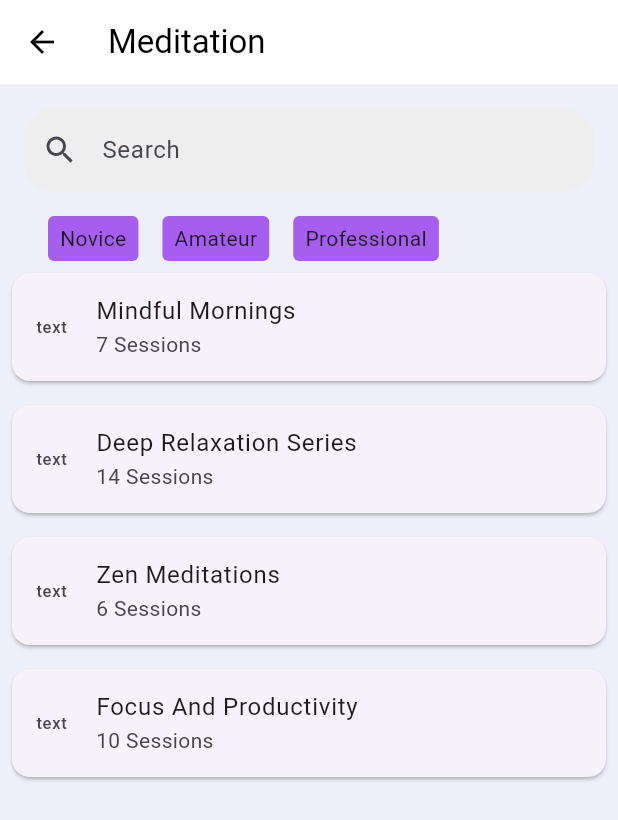
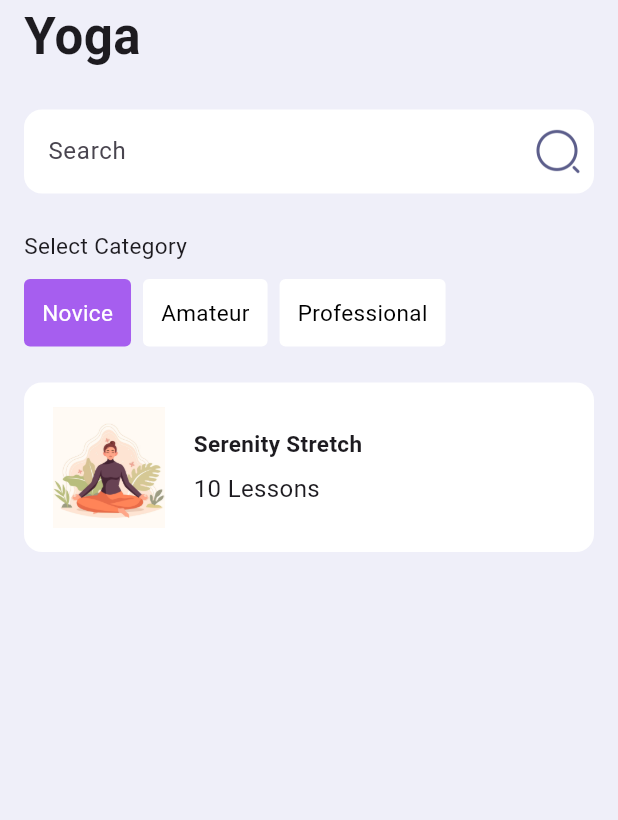
Before and after one commit to Suli244/ZenithYoga-Affordable-yoga-252, a Flutter app: the MeditationPage screen opened directly, on a phone screen of 412 x 824 dp. Shown: the top 820 px of the screen. Run offline on Flutter 3.47's test engine with Material 3 defaults, Android fonts, the phone set to English and light mode, and no system bars; our stand-ins replace flutter_screenutil, in_app_review, shared_preferences, smooth_page_indicator, webview_flutter; missing offline and left inert: apphud; accounts and stored records are empty.

Commit message:
shablon meditation 🔥

```diff
--- a/lib/core/image/app_images.dart
+++ b/lib/core/image/app_images.dart
@@ -21,6 +21,7 @@ class AppImages {
   static const String onboardingTwo = 'assets/images/onboarding_two.png';
   static const String onboradingTrhee = 'assets/images/onborading_trhee.png';
   static const String pauseIcon = 'assets/images/pause_icon.png';
+  static const String playIcon = 'assets/images/play_icon.png';
   static const String practiceIcon = 'assets/images/practice_icon.png';
   static const String premium = 'assets/images/premium.png';
   static const String searchIcon = 'assets/images/search_icon.png';
--- a/lib/screen/page/meditation/meditation_page.dart
+++ b/lib/screen/page/meditation/meditation_page.dart
@@ -1,109 +1,151 @@
+import 'package:affordable_yoga_252/core/image/app_images.dart';
 import 'package:affordable_yoga_252/screen/page/meditation/child_pages/meditation_detail_page.dart';
 import 'package:flutter/material.dart';
+import 'package:flutter_screenutil/flutter_screenutil.dart';
 
-class MeditationPage extends StatelessWidget {
+class MeditationPage extends StatefulWidget {
   const MeditationPage({super.key});
+
+  @override
+  State<MeditationPage> createState() => _MeditationPageState();
+}
+
+class _MeditationPageState extends State<MeditationPage> {
+  final category = ['Novice', 'Amateur', 'Professional'];
   @override
   Widget build(BuildContext context) {
     return Scaffold(
-      appBar: AppBar(
-        title: const Text('Meditation'),
-        backgroundColor: Colors.white,
-        foregroundColor: Colors.black,
-        elevation: 0,
+      body: SafeArea(
+        child: SingleChildScrollView(
+          padding: const EdgeInsets.symmetric(horizontal: 16),
+          child: Column(
+            crossAxisAlignment: CrossAxisAlignment.start,
+            children: <Widget>[
+              const Text(
+                'Yoga',
+                style: TextStyle(
+                  fontSize: 34,
+                  fontWeight: FontWeight.w600,
                 ),
-      body: Column(
-        children: <Widget>[
-          Padding(
-            padding: const EdgeInsets.all(16.0),
-            child: TextField(
+              ),
+              const SizedBox(height: 24),
+              TextField(
                 decoration: InputDecoration(
                   hintText: 'Search',
-                prefixIcon: const Icon(Icons.search),
+                  suffixIcon: Image.asset(
+                    AppImages.searchIcon,
+                    scale: 3,
+                  ),
                   border: OutlineInputBorder(
-                  borderRadius: BorderRadius.circular(20),
+                    borderRadius: BorderRadius.circular(12),
                     borderSide: BorderSide.none,
                   ),
                   filled: true,
-                fillColor: Colors.grey[200],
+                  fillColor: Colors.white,
+                ),
+              ),
+              const SizedBox(height: 24),
+              const Text(
+                'Select Category',
+                style: TextStyle(
+                  fontSize: 15,
+                  fontWeight: FontWeight.w400,
+                ),
+              ),
+              const SizedBox(height: 12),
+              Row(
+                children: category
+                    .map(
+                      (txt) => CategoryButton(
+                        label: txt,
+                        selected: txt == 'Novice',
+                      ),
+                    )
+                    .toList(),
+              ),
+              const SizedBox(height: 24),
+              GestureDetector(
+                onTap: () {
+                  Navigator.push(
+                    context,
+                    MaterialPageRoute(
+                      builder: (context) => const MeditationDetailPage(),
+                    ),
+                  );
+                },
+                child: Container(
+                  width: double.infinity,
+                  alignment: Alignment.center,
+                  decoration: BoxDecoration(
+                    borderRadius: BorderRadius.circular(12),
+                    color: Colors.white,
+                  ),
+                  padding: const EdgeInsets.all(16),
+                  child: Row(
+                    children: [
+                      Image.asset(
+                        AppImages.yogaOne,
+                        height: 81,
+                        width: 81,
+                      ),
+                      const SizedBox(width: 16),
+                      Column(
+                        crossAxisAlignment: CrossAxisAlignment.start,
+                        children: [
+                          const Text(
+                            'Serenity Stretch',
+                            style: TextStyle(
+                              fontSize: 15,
+                              fontWeight: FontWeight.w600,
+                            ),
+                          ),
+                          SizedBox(height: 8.h),
+                          const Text(
+                            '10 Lessons',
+                            style: TextStyle(
+                              fontSize: 16,
+                              fontWeight: FontWeight.w400,
+                            ),
+                          ),
+                        ],
+                      )
+                    ],
                   ),
                 ),
               ),
-          SizedBox(
-            height: 30,
-            child: ListView(
-              padding: const EdgeInsets.symmetric(horizontal: 16),
-              scrollDirection: Axis.horizontal,
-              children: const <Widget>[
-                CategoryButton(label: 'Novice'),
-                CategoryButton(label: 'Amateur'),
-                CategoryButton(label: 'Professional'),
             ],
           ),
         ),
-          Expanded(
-            child: ListView(
-              children: const <Widget>[
-                MeditationCard(
-                    title: 'Mindful Mornings', sessions: '7 Sessions'),
-                MeditationCard(
-                    title: 'Deep Relaxation Series', sessions: '14 Sessions'),
-                MeditationCard(
-                    title: 'Zen Meditations', sessions: '6 Sessions'),
-                MeditationCard(
-                    title: 'Focus And Productivity', sessions: '10 Sessions'),
-              ],
-            ),
-          ),
-        ],
       ),
     );
   }
 }
 
 class CategoryButton extends StatelessWidget {
+  const CategoryButton({
+    super.key,
+    required this.label,
+    required this.selected,
+  });
   final String label;
-
-  const CategoryButton({Key? key, required this.label}) : super(key: key);
+  final bool selected;
 
   @override
   Widget build(BuildContext context) {
     return Container(
-      padding: const EdgeInsets.symmetric(horizontal: 8.0),
+      padding: const EdgeInsets.all(12),
       decoration: BoxDecoration(
         borderRadius: BorderRadius.circular(4),
-        color: const Color(0xffA65EEF),
+        color: selected ? const Color(0xffA65EEF) : Colors.white,
       ),
-      margin: const EdgeInsets.only(left: 16),
+      margin: const EdgeInsets.only(right: 8),
       alignment: Alignment.center,
-      child: Text(label),
-    );
-  }
-}
-
-class MeditationCard extends StatelessWidget {
-  final String title;
-  final String sessions;
-
-  const MeditationCard({Key? key, required this.title, required this.sessions})
-      : super(key: key);
-
-  @override
-  Widget build(BuildContext context) {
-    return GestureDetector(
-      onTap: () {
-        Navigator.push(
-          context,
-          MaterialPageRoute(
-              builder: (context) => const SerenityStretchScreen()),
-        );
-      },
-      child: Card(
-        margin: const EdgeInsets.all(8.0),
-        child: ListTile(
-          leading: const Text('text'),
-          title: Text(title),
-          subtitle: Text(sessions),
+      child: Text(
+        label,
+        style: TextStyle(
+          fontSize: 15,
+          fontWeight: FontWeight.w400,
+          color: selected ? Colors.white : Colors.black,
         ),
       ),
     );
```
Also changed, not shown: lib/screen/page/meditation/child_pages/meditation_detail_page.dart (+69 -43 lines), assets/images/play_icon.png (added). Lines whose indentation alone changed are shown as unchanged.
